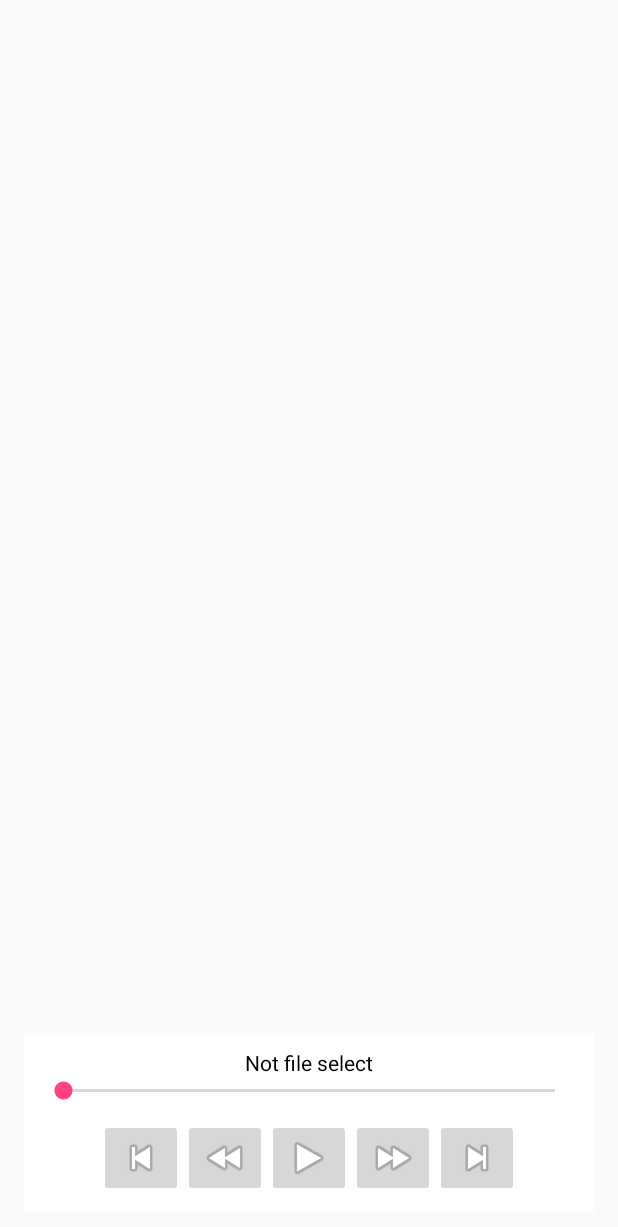
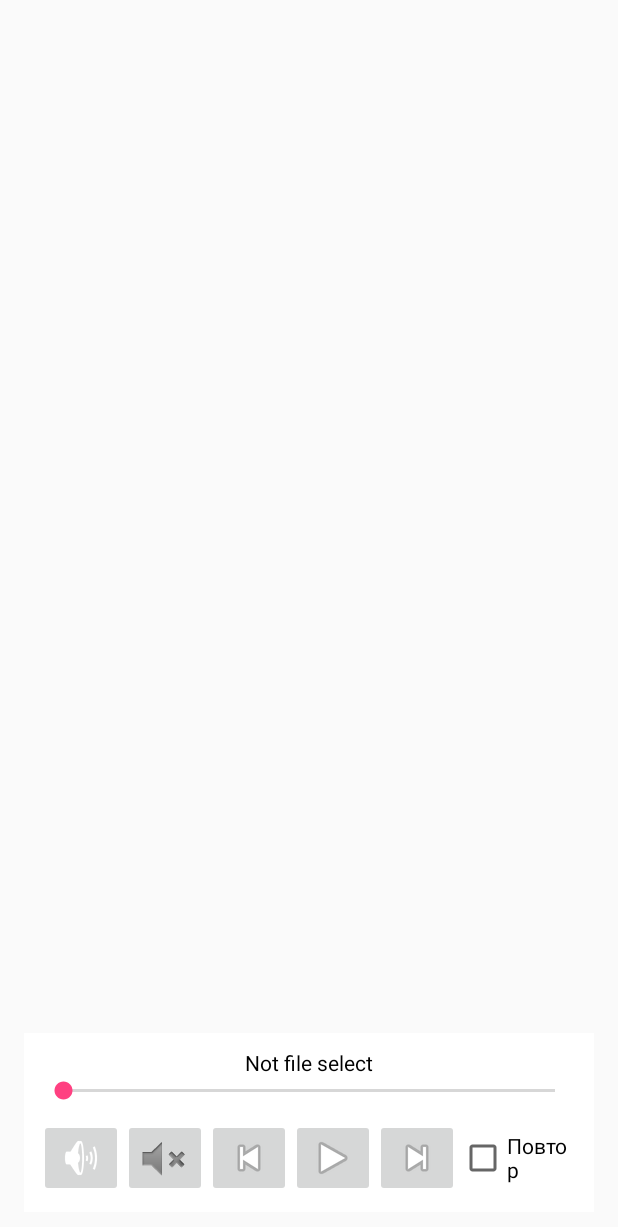
Before and after one commit to TOL00773/Audioplayer-for-android, an Android app: the layout main.xml on its own in the app's theme, with its tools: preview values and no code run, on a phone screen of 412 x 824 dp. Shown: the top 1227 px of the screen. Run offline under Robolectric (Android 15) with nearby library versions, the light colour scheme and no system bars.

Commit message:
Добавлены кнопки повтора и отключения звука
Добавлены кнопки повтора и отключения звука, созданы обработчики для них

```diff
--- a/app/src/main/res/layout/main.xml
+++ b/app/src/main/res/layout/main.xml
@@ -1,5 +1,6 @@
 <LinearLayout
     xmlns:android="http://schemas.android.com/apk/res/android"
+    xmlns:app="http://schemas.android.com/apk/res-auto"
     xmlns:tools="http://schemas.android.com/tools"
     android:orientation="vertical"
     android:paddingLeft="16dp"
@@ -33,11 +34,12 @@
             android:text="@string/not_file_select"
             android:textColor="@android:color/black" />
 
-        <SeekBar android:id="@+id/seekbar"
+        <SeekBar
+            android:id="@+id/seekbar"
             android:layout_width="fill_parent"
             android:layout_height="wrap_content"
             android:max="100"
-            android:paddingBottom="10dp"/>
+            android:paddingBottom="10dp" />
 
         <LinearLayout
             android:layout_width="match_parent"
@@ -46,15 +48,23 @@
             android:gravity="center"
             android:orientation="horizontal">
 
-            <ImageButton android:id="@+id/prev"
+            <ImageButton
+                android:id="@+id/mute"
                 android:layout_width="wrap_content"
                 android:layout_height="wrap_content"
-                android:src="@android:drawable/ic_media_previous"/>
+                app:srcCompat="@android:drawable/ic_lock_silent_mode_off" />
 
-            <ImageButton android:id="@+id/rew"
+            <ImageButton
+                android:id="@+id/unmute"
                 android:layout_width="wrap_content"
                 android:layout_height="wrap_content"
-                android:src="@android:drawable/ic_media_rew"/>
+                app:srcCompat="@android:drawable/ic_lock_silent_mode" />
+
+            <ImageButton
+                android:id="@+id/prev"
+                android:layout_width="wrap_content"
+                android:layout_height="wrap_content"
+                android:src="@android:drawable/ic_media_previous" />
 
 
             <ImageButton
@@ -63,15 +73,17 @@
                 android:layout_height="wrap_content"
                 android:src="@android:drawable/ic_media_play" />
 
-            <ImageButton android:id="@+id/ff"
+            <ImageButton
+                android:id="@+id/next"
                 android:layout_width="wrap_content"
                 android:layout_height="wrap_content"
-                android:src="@android:drawable/ic_media_ff"/>
+                android:src="@android:drawable/ic_media_next" />
 
-            <ImageButton android:id="@+id/next"
+            <CheckBox
+                android:id="@+id/loop"
                 android:layout_width="wrap_content"
-                android:layout_height="wrap_content"
-                android:src="@android:drawable/ic_media_next"/>
+                android:layout_height="match_parent"
+                android:text="Повтор" />
 
         </LinearLayout>
     </LinearLayout>
```
Also changed, not shown: app/src/main/java/example/audioplayer/MainActivity.java (+97 -9 lines).
